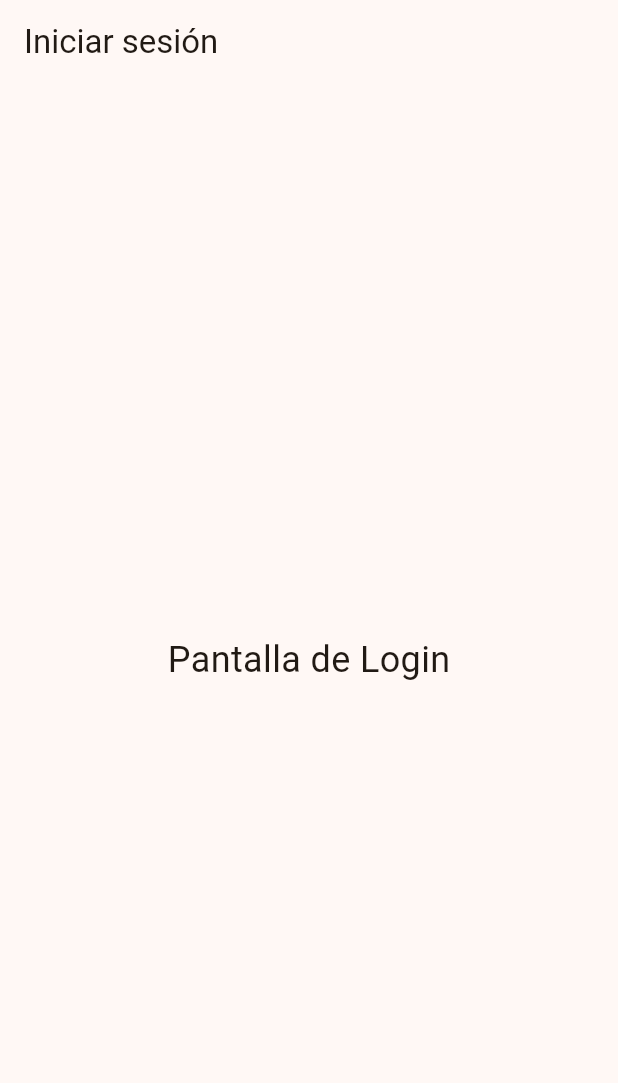
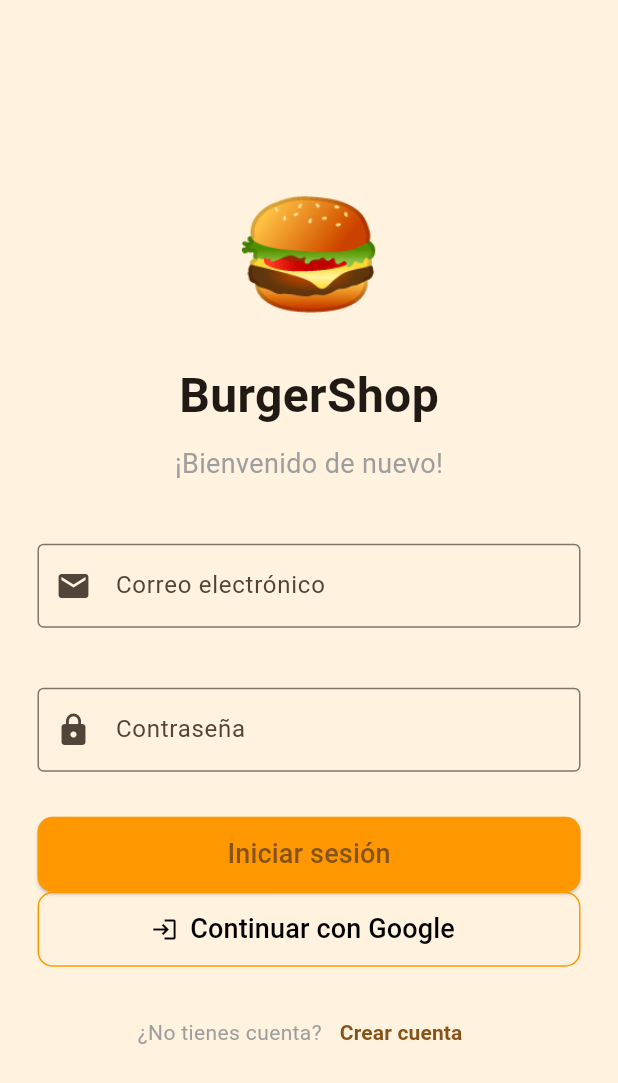
Before and after one commit to RoderickMS/DSFVI, a Flutter app: the screen it shows after launch, on a phone screen of 412 x 824 dp. Shown: the top 1083 px of the screen. Run offline on Flutter 3.47's test engine with Material 3 defaults, Android fonts, the phone set to English and light mode, and no system bars.

Commit message:
Diseña la interfaz inicial de inicio de sesión

```diff
--- a/burgershop/lib/screens/login/login_screen.dart
+++ b/burgershop/lib/screens/login/login_screen.dart
@@ -6,13 +6,135 @@ class LoginScreen extends StatelessWidget {
   @override
   Widget build(BuildContext context) {
     return Scaffold(
-      appBar: AppBar(
-        title: const Text('Iniciar sesión'),
-      ),
-      body: const Center(
-        child: Text(
-          'Pantalla de Login',
-          style: TextStyle(fontSize: 24),
+      backgroundColor: Colors.orange.shade50,
+
+      body: SafeArea(
+        child: Padding(
+          padding: const EdgeInsets.all(25),
+
+          child: Column(
+            mainAxisAlignment: MainAxisAlignment.center,
+
+            children: [
+
+              const Text(
+                "🍔",
+                style: TextStyle(fontSize: 80),
+              ),
+
+              const SizedBox(height: 15),
+
+              const Text(
+                "BurgerShop",
+                style: TextStyle(
+                  fontSize: 32,
+                  fontWeight: FontWeight.bold,
+                ),
+              ),
+
+              const SizedBox(height: 10),
+
+              const Text(
+                "¡Bienvenido de nuevo!",
+                style: TextStyle(
+                  fontSize: 18,
+                  color: Colors.grey,
+                ),
+              ),
+
+              const SizedBox(height: 40),
+
+              TextField(
+                decoration: InputDecoration(
+                  labelText: "Correo electrónico",
+                  border: OutlineInputBorder(),
+                  prefixIcon: Icon(Icons.email),
+                ),
+              ),
+
+            const SizedBox(height: 40),
+
+            TextField(
+              decoration: InputDecoration(
+                labelText: "Contraseña",
+                border: OutlineInputBorder(),
+                prefixIcon: Icon(Icons.lock),
+              ),
+            ),
+
+            const SizedBox(height: 30),
+
+            SizedBox(
+              width: double.infinity,
+              height: 50,
+              child: ElevatedButton(
+                style: ElevatedButton.styleFrom(
+                  backgroundColor: Colors.orange,
+                  shape: RoundedRectangleBorder(
+                    borderRadius: BorderRadius.circular(10),
+                  ),
+                ),
+                onPressed: () {
+
+                },
+                child: const Text(
+                  "Iniciar sesión",
+                  style: TextStyle(fontSize: 18),
+                ),
+              ),
+            ),
+
+            SizedBox(
+              width: double.infinity,
+              height: 50,
+              child: OutlinedButton.icon(
+                onPressed: () {
+
+                },
+                icon: const Icon(Icons.login),
+                label: const Text(
+                  "Continuar con Google",
+                  style: TextStyle(fontSize: 18),
+                ),
+                style: OutlinedButton.styleFrom(
+                  foregroundColor: Colors.black,
+                  side: const BorderSide(color: Colors.orange),
+                  shape: RoundedRectangleBorder(
+                    borderRadius: BorderRadius.circular(10),
+                  ),
+                ),
+              ),
+            ),
+
+            const SizedBox(height: 20),
+
+            Row(
+              mainAxisAlignment: MainAxisAlignment.center,
+              children: [
+
+                const Text(
+                  "¿No tienes cuenta?",
+                  style: TextStyle(
+                    color: Colors.grey,
+                  ),
+                ),
+
+                TextButton(
+                  onPressed: () {
+
+                  },
+                  child: const Text(
+                    "Crear cuenta",
+                    style: TextStyle(
+                      fontWeight: FontWeight.bold,
+                    ),
+                  ),
+                ),
+
+  ],
+),
+            ],
+          ),
         ),
       ),
     );
```
